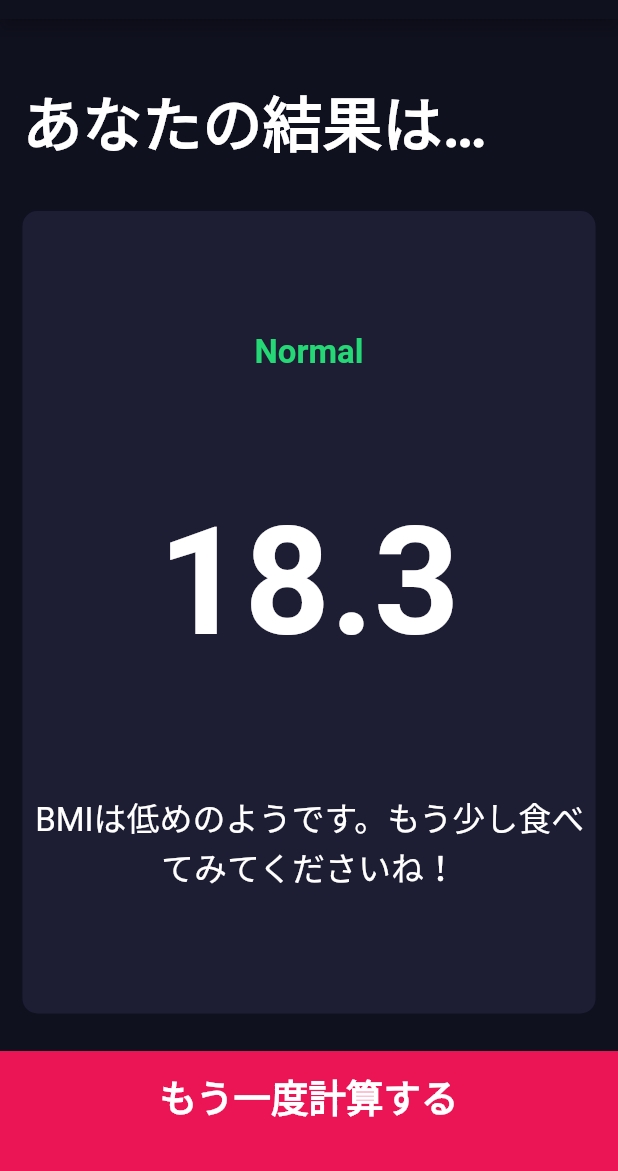
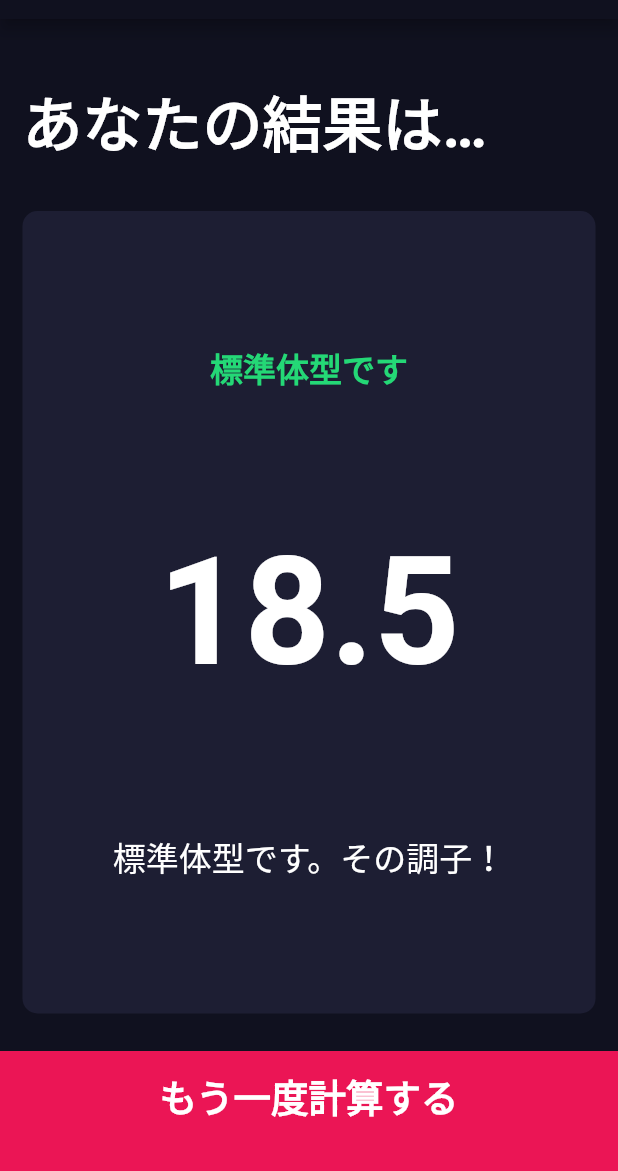
Before and after one commit to mimimimaimai55/bmi_calculator, a Flutter app: the screen it shows after launch, after a tap on "結果を見る", on a phone screen of 412 x 824 dp, the part 65-1236 px from its top. Run offline on Flutter 3.47's test engine with Material 2 defaults, Android fonts, the phone set to English and light mode, and no system bars; our stand-ins replace font_awesome_flutter.

Commit message:
セクション12終了 BMI CALCULATOR 完成

```diff
--- /dev/null
+++ b/lib/calculator_brain.dart
@@ -0,0 +1,37 @@
+import 'dart:math';
+
+class CalculatorBrain {
+
+  CalculatorBrain({this.height,this.weight,required this.bmi}
+      );
+
+  final int? height;
+  final int? weight;
+
+  double bmi;
+
+  String? calculateBMI(){
+    bmi = weight! / pow(height!/100, 2);
+    return bmi.toStringAsFixed(1);
+  }
+
+  String  getResult(){
+    if(bmi >= 25){
+      return '太りすぎです';
+    }else if(bmi > 18.5){
+      return '標準体型です';
+    }else{
+      return '痩せすぎです';
+    }
+  }
+
+  String? getInterpretation() {
+    if (bmi >= 25) {
+      return '太りすぎです。もっともっと運動しましょう';
+    } else if (bmi > 18.5) {
+      return '標準体型です。その調子！';
+    } else {
+      return '痩せすぎです。もう少し食事を増やした方が良さそうですね〜';
+    }
+  }
+}
--- a/lib/screens/input_page.dart
+++ b/lib/screens/input_page.dart
@@ -6,6 +6,7 @@ import '../constants.dart';
 import 'results_page.dart';
 import '../components/bottom_botton.dart';
 import '../components/round_icon_button.dart';
+import 'package:bmi_calculator/calculator_brain.dart';
 
 enum Gender {
   male,
@@ -203,10 +204,15 @@ class _InputPageState extends State<InputPage> {
                     ),
                   ],
                 )),
-            BottomButton(buttonTitle: '結果を見る',onTap: (){
+            BottomButton(
+              buttonTitle: '結果を見る',
+              onTap: (){
+              CalculatorBrain calc = CalculatorBrain(height: height,weight: weight, bmi: 0);
               Navigator.push(context,
                   MaterialPageRoute(builder: (context) => ResultsPage(
-
+                    bmiResult: calc.calculateBMI(),
+                    resultText: calc.getResult(),
+                    interpretation: calc.getInterpretation(),
                   ),
                   ),
               );
--- a/lib/screens/results_page.dart
+++ b/lib/screens/results_page.dart
@@ -5,6 +5,13 @@ import '../components/reusable_card.dart';
 import '../components/bottom_botton.dart';
 
 class ResultsPage extends StatelessWidget {
+
+  ResultsPage({@required this.bmiResult,@required this.resultText,@required this.interpretation});
+
+  final String? bmiResult;
+  final String? resultText;
+  final String? interpretation;
+
 
   @override
   Widget build(BuildContext context) {
@@ -35,15 +42,15 @@ class ResultsPage extends StatelessWidget {
               crossAxisAlignment: CrossAxisAlignment.center,
               children: <Widget>[
                 Text(
-                'Normal',
+                resultText!.toUpperCase(),
                 style: kresultTextStyle,
               ),
                 Text(
-                  '18.3',
-                    style:kBMITextStyle,
+                  bmiResult!,
+                  style:kBMITextStyle,
                 ),
                 Text(
-                  'BMIは低めのようです。もう少し食べてみてくださいね！',
+                  interpretation!,
                   textAlign: TextAlign.center,
                   style: kBodyTextStyle,
                 ),
```
